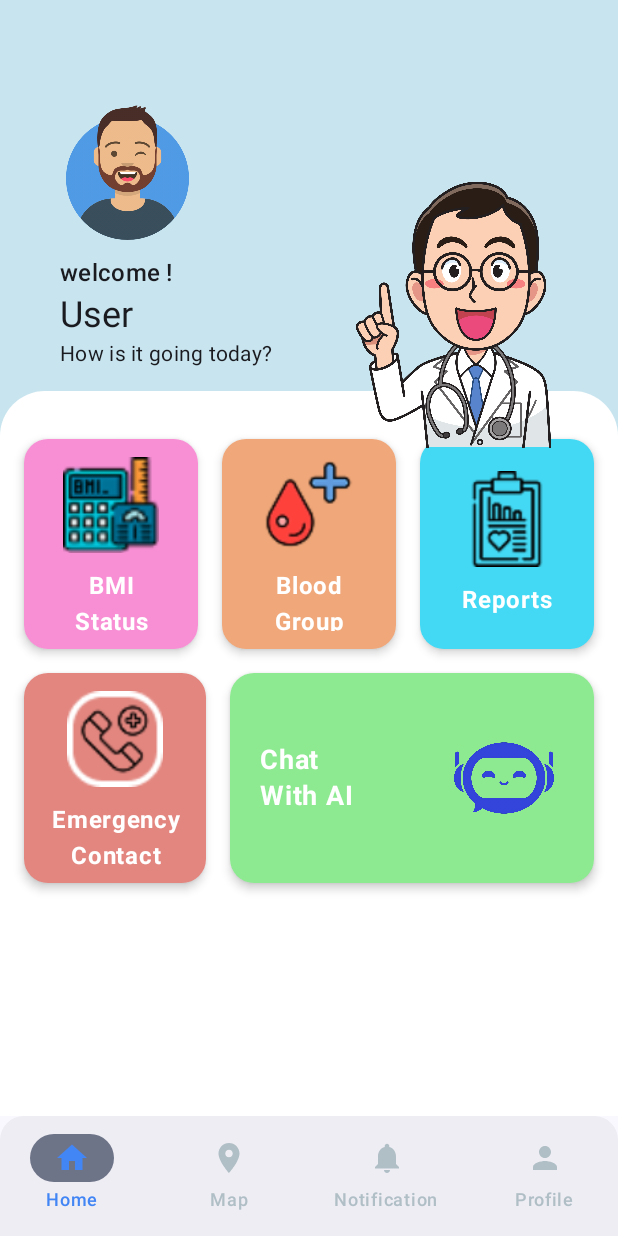
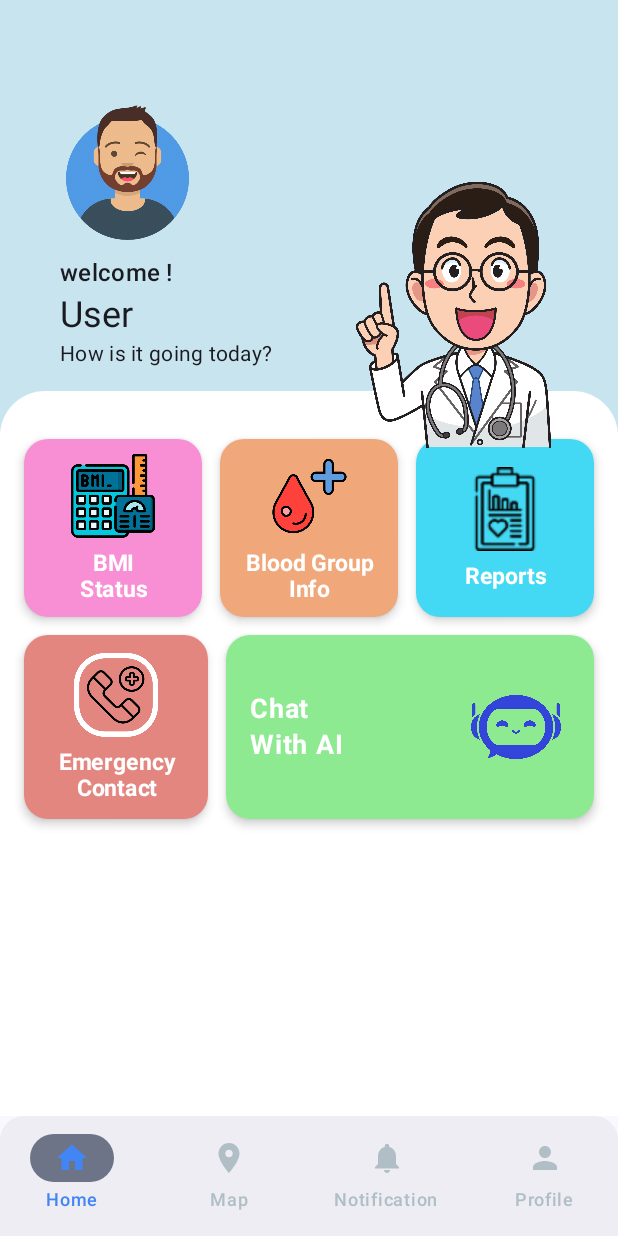
Before and after one commit to Lama-Raj/PersonalHealthBuddy, an Android app built with Jetpack Compose: the DashboardScreen screen opened through its navigation route, on a phone screen of 412 x 824 dp. Run offline under Robolectric (Android 15) with nearby library versions, the phone set to English and light mode, and no system bars.

Commit message:
DashBoard Layout Balance

```diff
--- a/app/src/main/java/com/unh/personal_health_buddy/screen/DashBoard.kt
+++ b/app/src/main/java/com/unh/personal_health_buddy/screen/DashBoard.kt
@@ -1,6 +1,7 @@
 package com.unh.personal_health_buddy.screen
 
 // IMPORTS for layout, images, and text
+// import androidx.compose.foundation.border // No longer needed
 // NEW IMPORTS for Card
 // IMPORTS for project resources and theme
 import androidx.annotation.DrawableRes
@@ -12,6 +13,7 @@ import androidx.compose.foundation.layout.Column
 import androidx.compose.foundation.layout.PaddingValues
 import androidx.compose.foundation.layout.Row
 import androidx.compose.foundation.layout.Spacer
+import androidx.compose.foundation.layout.aspectRatio
 import androidx.compose.foundation.layout.fillMaxHeight
 import androidx.compose.foundation.layout.fillMaxSize
 import androidx.compose.foundation.layout.fillMaxWidth
@@ -48,6 +50,12 @@ import com.unh.personal_health_buddy.ui.theme.PersonalHealthBuddyTheme
 import com.unh.personal_health_buddy.ui.theme.ReportsCyan
 
 
+/**
+ * A simple data class to hold info for our feature cards.
+ *
+ * IMPORTANT: Replace 'R.drawable.profile' with your actual icon resource IDs.
+ * (e.g., R.drawable.bmi_icon, R.drawable.blood_icon, etc.)
+ */
 data class Feature(
     val text: String,
     @DrawableRes val imageId: Int // This ensures we provide a valid drawable resource ID.
@@ -56,13 +64,13 @@ data class Feature(
 @OptIn(ExperimentalMaterial3Api::class) // We need this to use the Material 3 Card.
 @Composable // This annotation marks the function as a piece of UI.
 fun DashboardScreen(){
-    // !! IMPORTANT: Replace R.drawable.profile with your own drawable resources!
-    // I am using \n to create line breaks in the text, just like in your image.
-    val feature1 = Feature("BMI\nStatus", R.drawable.bmi) // Pink
+    // !! IMPORTANT: Replace these with your actual drawable resources!
+    val feature1 = Feature("BMI\nStatus", R.drawable.bmical) // Pink
     val feature2 = Feature("Blood Group\nInfo", R.drawable.blood)      // Orange
     val feature3 = Feature("Reports", R.drawable.reports)     // Blue
     val feature4 = Feature("Emergency\nContact", R.drawable.call)    // Red
     val feature5 = Feature("Chat\nWith AI", R.drawable.chatai) // Green
+
 
     // The 'Box' composable allows UI elements to be stacked on top of each other.
     Box(
@@ -90,12 +98,13 @@ fun DashboardScreen(){
                     // - top = 32.dp: Pushes the layout down to avoid overlapping.
                     // - start/end/bottom = 16.dp: Adds space on the sides and bottom.
                     .padding(PaddingValues(start = 16.dp, end = 16.dp, top = 32.dp, bottom = 16.dp)),
-                verticalArrangement = Arrangement.spacedBy(16.dp) // Space between the rows
+                verticalArrangement = Arrangement.spacedBy(12.dp) // Reduced padding
             ) {
                 // This is the TOP row of cards
                 Row(
                     modifier = Modifier.fillMaxWidth(),
-                    horizontalArrangement = Arrangement.spacedBy(16.dp) // Space between the cards
+                    horizontalArrangement = Arrangement.spacedBy(12.dp), // Reduced padding
+                    verticalAlignment = Alignment.CenterVertically // Ensure cards in row align
                 ) {
                     StandardFeatureCard(
                         feature = feature1,
@@ -103,7 +112,7 @@ fun DashboardScreen(){
                         backgroundColor = BmiPink,
                         modifier = Modifier
                             .weight(1f) // Each takes 1/3 of the width
-                            .height(140.dp)
+                            .aspectRatio(1f) // Makes the card square
                     )
                     StandardFeatureCard(
                         feature = feature2,
@@ -111,7 +120,7 @@ fun DashboardScreen(){
                         backgroundColor = BloodOrange,
                         modifier = Modifier
                             .weight(1f) // Each takes 1/3 of the width
-                            .height(140.dp)
+                            .aspectRatio(1f) // Makes the card square
                     )
                     StandardFeatureCard(
                         feature = feature3,
@@ -119,14 +128,15 @@ fun DashboardScreen(){
                         backgroundColor = ReportsCyan,
                         modifier = Modifier
                             .weight(1f) // Each takes 1/3 of the width
-                            .height(140.dp)
+                            .aspectRatio(1f) // Makes the card square
                     )
                 }
 
                 // This is the BOTTOM row of cards
                 Row(
                     modifier = Modifier.fillMaxWidth(),
-                    horizontalArrangement = Arrangement.spacedBy(16.dp) // Space between the cards
+                    horizontalArrangement = Arrangement.spacedBy(12.dp), // Reduced padding
+                    verticalAlignment = Alignment.CenterVertically // Ensure cards in row align
                 ) {
                     StandardFeatureCard(
                         feature = feature4,
@@ -134,16 +144,16 @@ fun DashboardScreen(){
                         backgroundColor = EmergencyRed,
                         modifier = Modifier
                             .weight(1f) // Takes 1/3 of the space
-                            .height(140.dp)
+                            .aspectRatio(1f) // Makes the card square
                     )
                     // We call the 'LargeFeatureCard' for the chat feature
                     LargeFeatureCard(
                         feature = feature5,
-                        onClick = { /* TODO: Handle Chat click */ },
+                        onClick = { { /* TODO: Handle Chat click */ } },
                         backgroundColor = ChatGreen,
                         modifier = Modifier
                             .weight(2f) // Takes 2/3 of the space (twice as wide)
-                            .height(140.dp)
+                            .aspectRatio(2f)  // Makes height 1/2 of width
                     )
                 }
             }
@@ -153,7 +163,7 @@ fun DashboardScreen(){
         // The 'Column' composable arranges items vertically, one below the other.
         Column(
             modifier = Modifier
-                .offset(y = (30).dp)
+                .offset(y = (30.dp))
                 .align(Alignment.TopStart) // This positions the column at the top-left of the parent Box.
                 .padding(40.dp) // This adds 16dp of space around the column's content.
         ) {
@@ -217,7 +227,7 @@ fun StandardFeatureCard(
         Column(
             modifier = Modifier
                 .fillMaxSize()
-                .padding(12.dp), // A little padding
+                .padding(8.dp), // Padding
             horizontalAlignment = Alignment.CenterHorizontally,
             verticalArrangement = Arrangement.Center
         ) {
@@ -225,14 +235,16 @@ fun StandardFeatureCard(
             Image(
                 painter = painterResource(id = feature.imageId),
                 contentDescription = "${feature.text} Illustration",
-                modifier = Modifier.size(64.dp), // You can adjust this size
+                modifier = Modifier
+                    .size(56.dp), // Increased from 48.dp
                 contentScale = ContentScale.Fit
             )
-            Spacer(modifier = Modifier.height(10.dp))
+            Spacer(modifier = Modifier.height(8.dp)) // Increased from 6.dp
             Text(
                 text = feature.text,
                 fontWeight = FontWeight.Bold,
-                fontSize = 16.sp,
+                fontSize = 15.sp, // Increased from 14.sp
+                lineHeight = 17.sp, // Increased from 16.sp
                 color = Color.White,
                 textAlign = TextAlign.Center // Center the text
             )
@@ -263,7 +275,7 @@ fun LargeFeatureCard(
         Row(
             modifier = Modifier
                 .fillMaxSize()
-                .padding(horizontal = 20.dp, vertical = 16.dp), // More horizontal padding
+                .padding(horizontal = 16.dp, vertical = 12.dp), // Padding
             verticalAlignment = Alignment.CenterVertically,
             horizontalArrangement = Arrangement.SpaceBetween // Puts space between items
         ) {
@@ -278,7 +290,8 @@ fun LargeFeatureCard(
             Image(
                 painter = painterResource(id = feature.imageId),
                 contentDescription = "${feature.text} Illustration",
-                modifier = Modifier.size(80.dp), // You can adjust this size
+                modifier = Modifier
+                    .size(72.dp), // Increased from 64.dp
                 contentScale = ContentScale.Fit
             )
         }
```
Also changed, not shown: app/src/main/res/drawable/blood.png, app/src/main/res/drawable/bmi.png (deleted), app/src/main/res/drawable/bmical.png (added), app/src/main/res/drawable/call.png, app/src/main/res/drawable/report.png (added).
